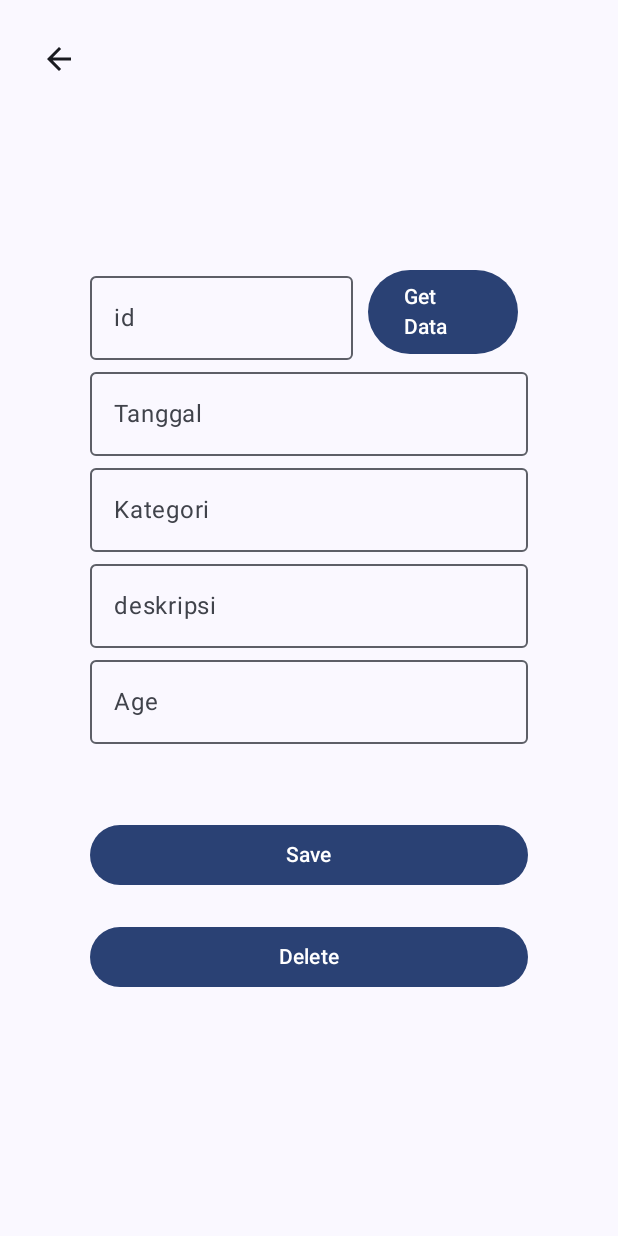
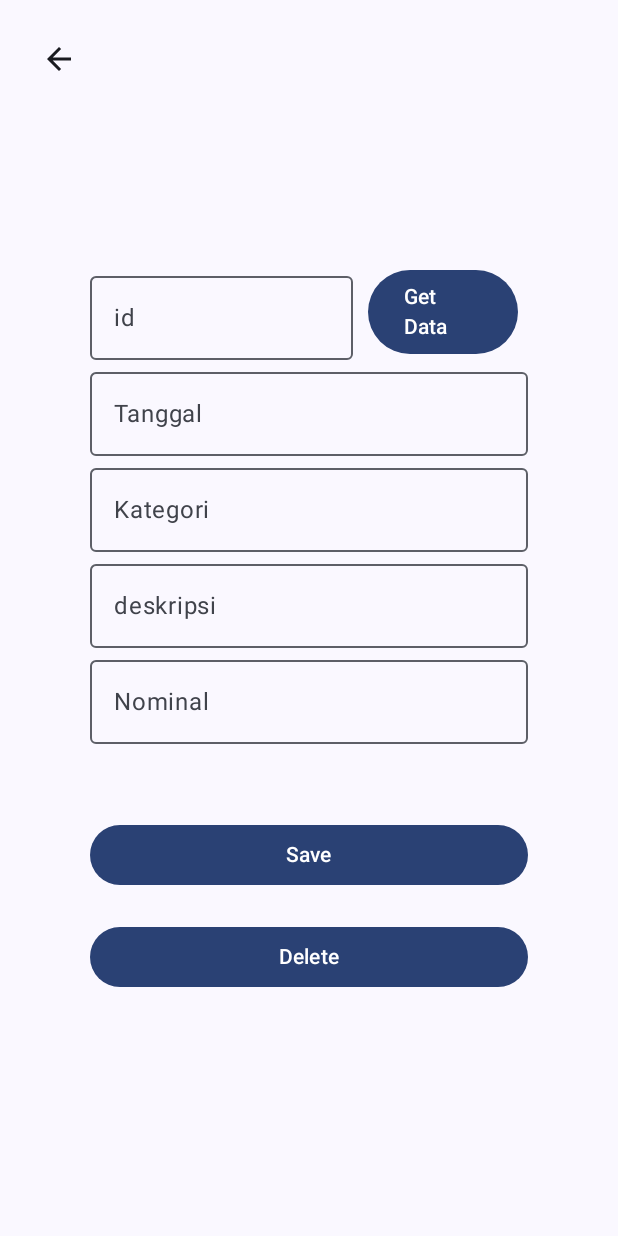
Before and after one commit to SitiMarfungahDwiLestari/Keuangan, an Android app built with Jetpack Compose: the GetDataScreen screen opened through its navigation route, on a phone screen of 412 x 824 dp. Run offline under Robolectric (Android 15) with nearby library versions, the light colour scheme and no system bars; our stand-ins replace Firebase (no records; nobody signed in at launch, a user with empty details on screens opened directly).

Commit message:
memperbaiki getDatScreen

```diff
--- a/app/src/main/java/com/example/keuangan/ui/halaman/GetDataScreen.kt
+++ b/app/src/main/java/com/example/keuangan/ui/halaman/GetDataScreen.kt
@@ -163,7 +163,7 @@ fun GetDataScreen(
                     }
                 },
                 label = {
-                    Text(text = "Age")
+                    Text(text = "Nominal")
                 },
                 keyboardOptions = KeyboardOptions(keyboardType = KeyboardType.Number)
             )
```
